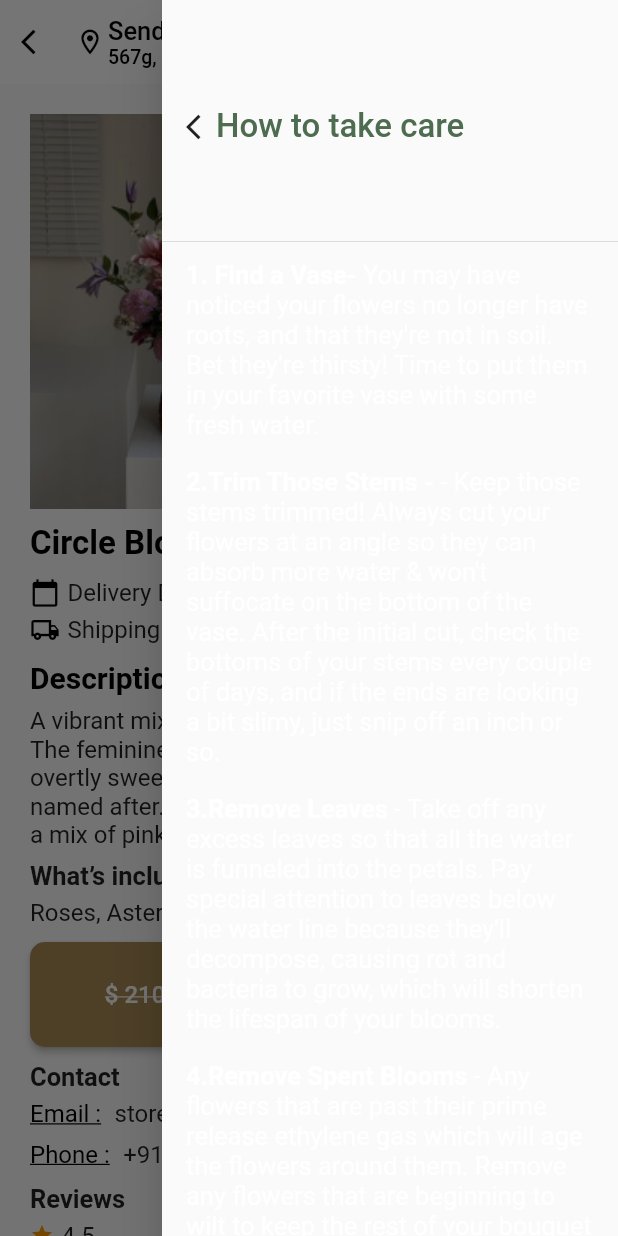
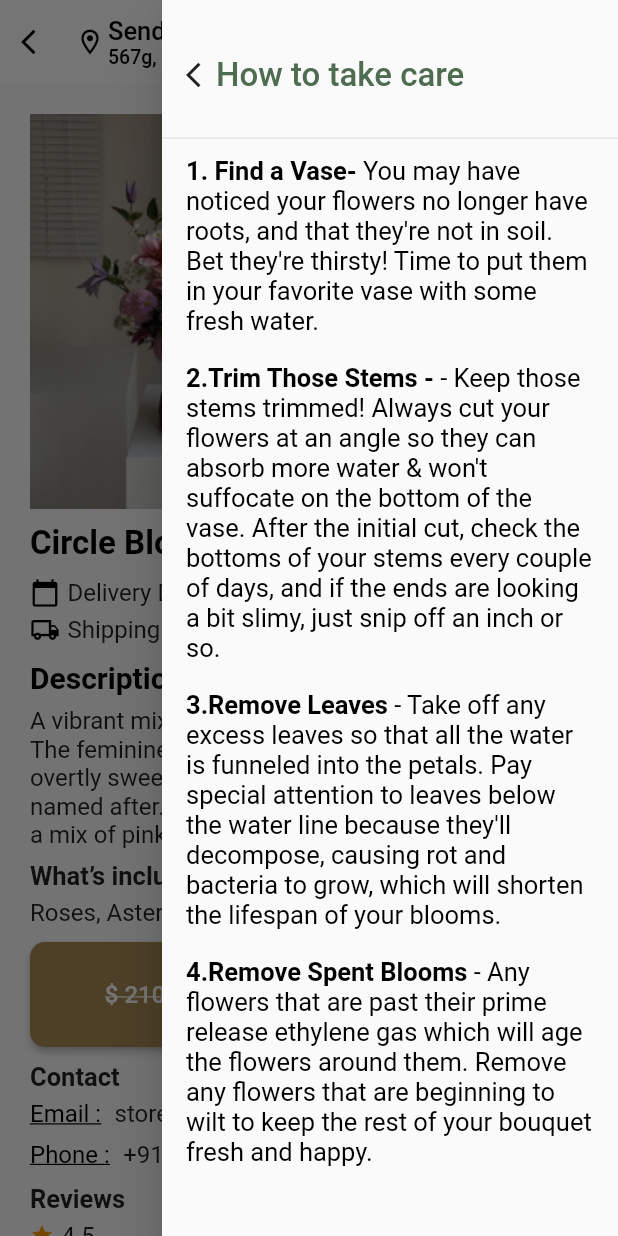
Before and after one commit to preetiahuja18/SpringsStore, a Flutter app: the ProductDetail screen opened directly, with the side drawer open, on a phone screen of 412 x 824 dp. Run offline on Flutter 3.47's test engine with Material 2 defaults, Android fonts, the phone set to English and light mode, and no system bars; our stand-ins replace video_player.

Commit message:
little changes

```diff
--- a/lib/UI/productDetail.dart
+++ b/lib/UI/productDetail.dart
@@ -179,7 +179,6 @@ void closeDrawer() {
 @override
   Widget build(BuildContext context) {
     return Scaffold(
-     drawerEnableOpenDragGesture: false,
       key: _scaffoldKey,
       appBar: AppBar(
         elevation: 0,
@@ -488,8 +487,9 @@ void closeDrawer() {
         child: ListView(
           //padding: EdgeInsets.all(0),
           children: <Widget>[
-            DrawerHeader(
-
+            SizedBox(
+              height: 100,
+              child: DrawerHeader(
                 child: Row(
                   children: [
                     Icon(Icons.arrow_back_ios,size:20),
@@ -504,6 +504,7 @@ void closeDrawer() {
                   ],
                 ),
               ),
+            ),
             ListTile(
               title: RichText(
               text: TextSpan(
@@ -513,12 +514,14 @@ void closeDrawer() {
              text: '1. Find a Vase-',
                   style: TextStyle(
                     fontWeight: FontWeight.bold,
+                    color: Colors.black,
                     fontSize: 17,
                   ),
                 ),
                 TextSpan(
                   text: ' You may have noticed your flowers no longer have roots, and that they\'re not in soil. Bet they\'re thirsty! Time to put them in your favorite vase with some fresh water.',
                   style: TextStyle(
+                    color: Colors.black,
                     fontWeight: FontWeight.normal,
                     fontSize: 17,
                   ),
@@ -541,6 +544,7 @@ void closeDrawer() {
               TextSpan(
              text: '2.Trim Those Stems -',
         style: TextStyle(
+          color: Colors.black,
           fontWeight: FontWeight.bold,
           fontSize: 17,
         ),
@@ -548,6 +552,7 @@ void closeDrawer() {
        TextSpan(
         text: ' - Keep those stems trimmed! Always cut your flowers at an angle so they can absorb more water & won\'t suffocate on the bottom of the vase. After the initial cut, check the bottoms of your stems every couple of days, and if the ends are looking a bit slimy, just snip off an inch or so.',
         style: TextStyle(
+          color: Colors.black,
           fontWeight: FontWeight.normal,
           fontSize: 17,
         ),
@@ -569,6 +574,7 @@ void closeDrawer() {
                TextSpan(
         text: '3.Remove Leaves',
         style: TextStyle(
+          color: Colors.black,
           fontWeight: FontWeight.bold,
           fontSize: 17,
         ),
@@ -576,6 +582,7 @@ void closeDrawer() {
       TextSpan(
         text: ' - Take off any excess leaves so that all the water is funneled into the petals. Pay special attention to leaves below the water line because they\'ll decompose, causing rot and bacteria to grow, which will shorten the lifespan of your blooms.',
         style: TextStyle(
+          color: Colors.black,
           fontWeight: FontWeight.normal,
           fontSize: 17,
         ),
@@ -597,6 +604,7 @@ void closeDrawer() {
               TextSpan(
             text: '4.Remove Spent Blooms',
         style: TextStyle(
+          color: Colors.black,
           fontWeight: FontWeight.bold,
           fontSize: 17,
         ),
@@ -604,6 +612,7 @@ void closeDrawer() {
           TextSpan(
         text: ' - Any flowers that are past their prime release ethylene gas which will age the flowers around them. Remove any flowers that are beginning to wilt to keep the rest of your bouquet fresh and happy.',
         style: TextStyle(
+          color: Colors.black,
           fontWeight: FontWeight.normal,
           fontSize: 17,
         ),
--- a/pubspec.yaml
+++ b/pubspec.yaml
@@ -19,7 +19,7 @@ publish_to: 'none' # Remove this line if you wish to publish to pub.dev
 version: 1.0.0+1
 
 environment:
-  sdk: '>=3.0.5 <4.0.0'
+  sdk: '>=3.0.2 <4.0.0'
 
 # Dependencies specify other packages that your package needs in order to work.
 # To automatically upgrade your package dependencies to the latest versions
```
Also changed, not shown: pubspec.lock. Lines whose indentation alone changed are shown as unchanged.
